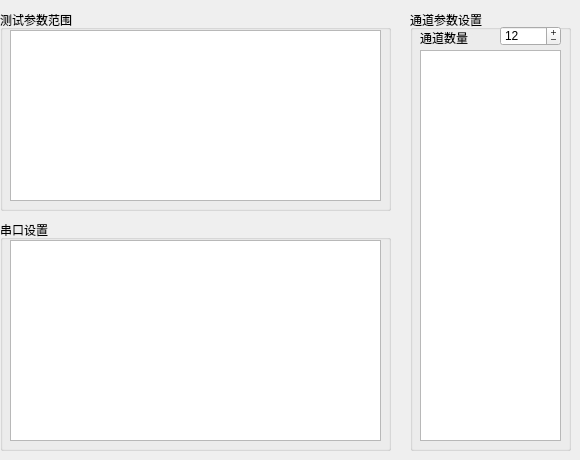
The window that DialogConfig.ui (wlffeng2008/PX-ZBV100) describes before a commit, drawn with Qt 5.
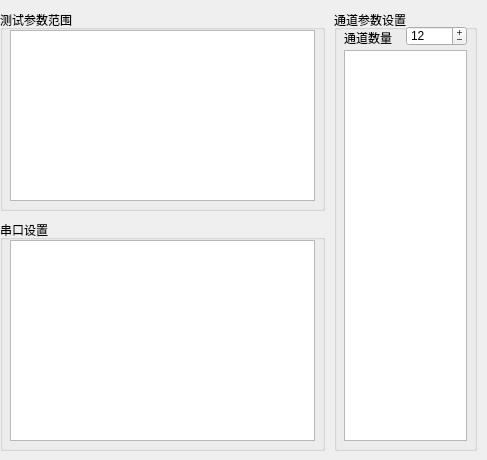
The same window after the commit.

Patch:
```diff
--- a/DialogConfig.ui
+++ b/DialogConfig.ui
@@ -6,7 +6,7 @@
    <rect>
     <x>0</x>
     <y>0</y>
-    <width>580</width>
+    <width>487</width>
     <height>460</height>
    </rect>
   </property>
@@ -18,7 +18,7 @@
     <rect>
      <x>0</x>
      <y>10</y>
-     <width>391</width>
+     <width>325</width>
      <height>201</height>
     </rect>
    </property>
@@ -30,7 +30,7 @@
      <rect>
       <x>10</x>
       <y>20</y>
-      <width>371</width>
+      <width>305</width>
       <height>171</height>
      </rect>
     </property>
@@ -59,7 +59,7 @@
     <rect>
      <x>0</x>
      <y>220</y>
-     <width>391</width>
+     <width>325</width>
      <height>231</height>
     </rect>
    </property>
@@ -71,7 +71,7 @@
      <rect>
       <x>10</x>
       <y>20</y>
-      <width>371</width>
+      <width>305</width>
       <height>201</height>
      </rect>
     </property>
@@ -98,9 +98,9 @@
   <widget class="QGroupBox" name="groupBox3">
    <property name="geometry">
     <rect>
-     <x>410</x>
+     <x>334</x>
      <y>10</y>
-     <width>161</width>
+     <width>143</width>
      <height>441</height>
     </rect>
    </property>
@@ -112,7 +112,7 @@
      <rect>
       <x>10</x>
       <y>40</y>
-      <width>141</width>
+      <width>123</width>
       <height>391</height>
      </rect>
     </property>
@@ -151,7 +151,7 @@
    <widget class="QSpinBox" name="spinBox">
     <property name="geometry">
      <rect>
-      <x>90</x>
+      <x>72</x>
       <y>16</y>
       <width>61</width>
       <height>20</height>
```
